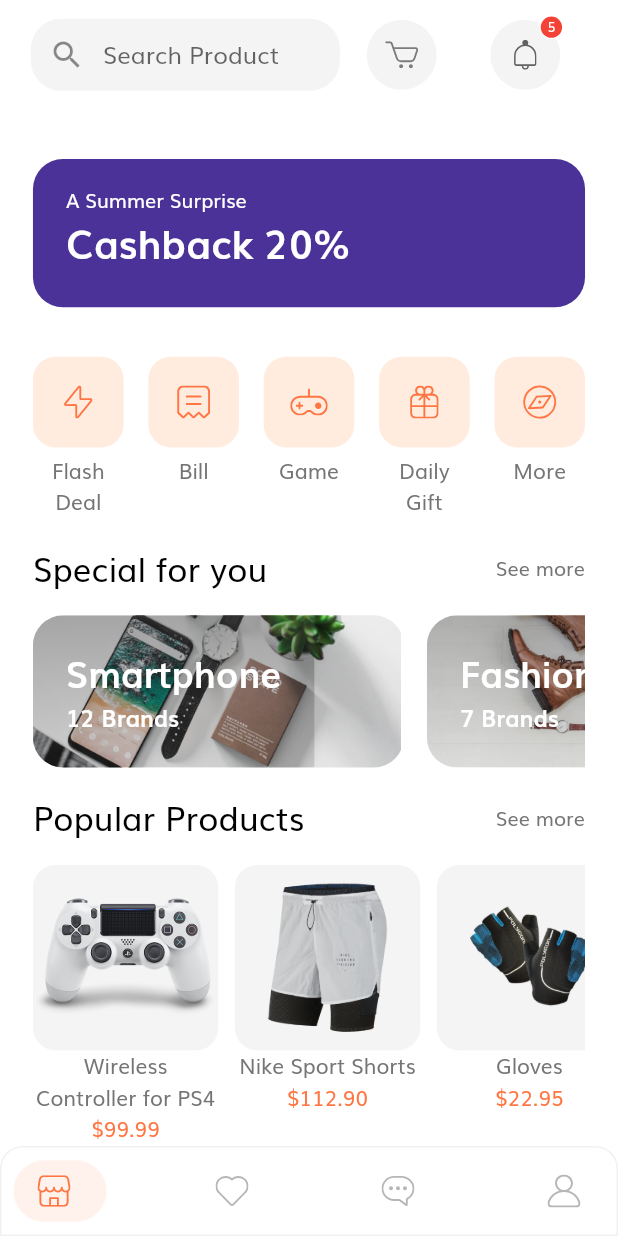
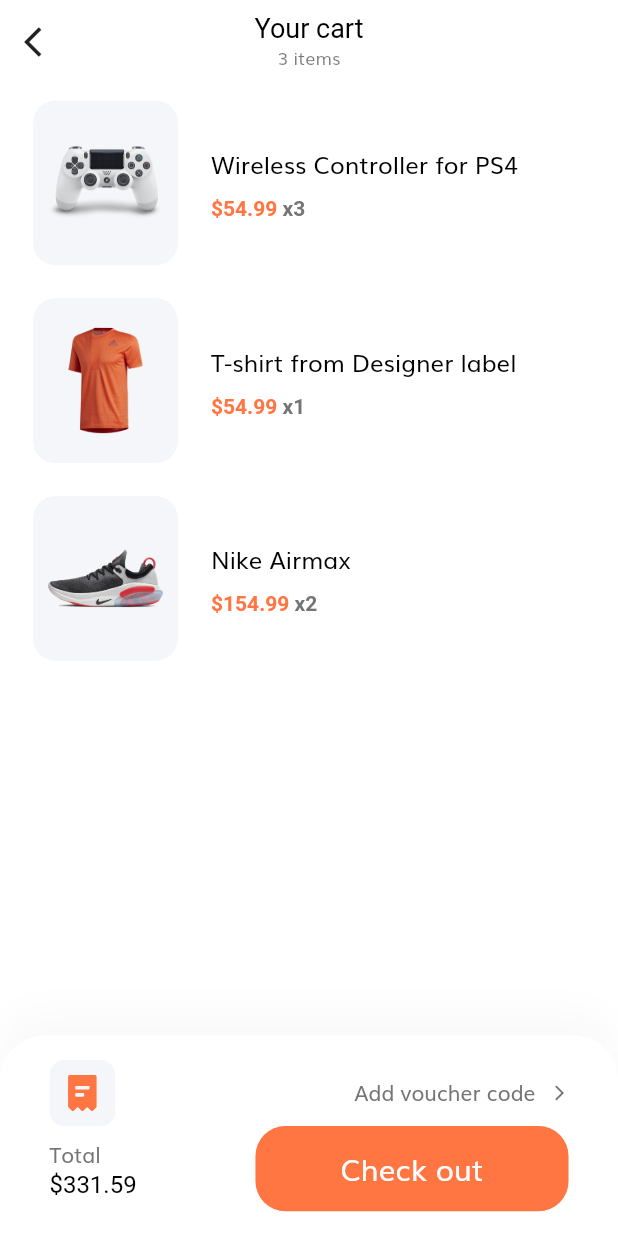
Before and after one commit to AnalogicAllergy/tokoto, a Flutter app: the HomeScreen screen opened by its route, after a tap on an icon or button, on a phone screen of 412 x 824 dp. Run offline on Flutter 3.47's test engine with Material 2 defaults, Android fonts, the phone set to English and light mode, and no system bars; drawn by our look-alikes of salomon_bottom_bar; our stand-ins replace flutter_svg.

Commit message:
Added cart screen and proceed to checkout

```diff
--- /dev/null
+++ b/lib/model/cart.dart
@@ -0,0 +1,61 @@
+import 'package:flutter/material.dart';
+
+import 'package:tokoto/model/product.dart';
+
+class Cart {
+  final Product product;
+  final int numberOfItems;
+  final int id;
+
+  Cart(
+      {@required this.product,
+      @required this.numberOfItems,
+      @required this.id});
+}
+
+List<Cart> demoCart = [
+  Cart(product: demoProducts[0], numberOfItems: 3, id: 1),
+  Cart(product: demoProducts[1], numberOfItems: 1, id: 2),
+  Cart(product: demoProducts[2], numberOfItems: 2, id: 3)
+];
+
+//demo data for out cart
+
+List<Product> demoProducts = [
+  Product(
+    "assets/images/ps4_console_white_1.png",
+    "Wireless Controller for PS4",
+    "54.99",
+    "4.6",
+    [
+      "assets/images/ps4_console_white_1.png",
+      "assets/images/ps4_console_white_2.png",
+      "assets/images/ps4_console_white_3.png",
+      "assets/images/ps4_console_white_4.png",
+    ],
+  ),
+  Product(
+    "assets/images/tshirt.png",
+    "T-shirt from Designer label",
+    "54.99",
+    "4.6",
+    [
+      "assets/images/tshirt.png",
+      "assets/images/ps4_console_white_2.png",
+      "assets/images/ps4_console_white_3.png",
+      "assets/images/ps4_console_white_4.png",
+    ],
+  ),
+  Product(
+    "assets/images/shoes2.png",
+    "Nike Airmax",
+    "154.99",
+    "4.3",
+    [
+      "assets/images/shoes2.png",
+      "assets/images/ps4_console_white_2.png",
+      "assets/images/ps4_console_white_3.png",
+      "assets/images/ps4_console_white_4.png",
+    ],
+  ),
+];
--- a/lib/routes.dart
+++ b/lib/routes.dart
@@ -3,6 +3,7 @@ import 'package:tokoto/screens/details/details_screen.dart';
 import 'package:tokoto/screens/otp/otp_screen.dart';
 import 'package:tokoto/screens/splash/splash_screen.dart';
 
+import 'screens/cart/cart_screen.dart';
 import 'screens/complete_profile/complete_profile_screen.dart';
 import 'screens/forgot_password/forgot_password_screen.dart';
 import 'screens/home/home_screen.dart';
@@ -20,4 +21,5 @@ final Map<String, WidgetBuilder> routes = {
   OTPScreen.routeName: (context) => OTPScreen(),
   HomeScreen.routeName: (context) => HomeScreen(),
   DetailsScreen.routeName: (context) => DetailsScreen(),
+  CartScreen.routeName: (context) => CartScreen(),
 };
--- /dev/null
+++ b/lib/screens/cart/cart_screen.dart
@@ -0,0 +1,108 @@
+import 'package:flutter/material.dart';
+import 'package:flutter_svg/flutter_svg.dart';
+import 'package:tokoto/components/default_button.dart';
+import 'package:tokoto/components/rounded_icon_button.dart';
+import 'package:tokoto/model/cart.dart';
+
+import '../../constants.dart';
+import '../../size_config.dart';
+import 'components/body.dart';
+
+class CartScreen extends StatelessWidget {
+  static String routeName = "/cart";
+
+  @override
+  Widget build(BuildContext context) {
+    return Scaffold(
+      appBar: buildAppBar(context),
+      body: Body(),
+      bottomNavigationBar: CheckOurCard(),
+    );
+  }
+
+  AppBar buildAppBar(BuildContext context) {
+    return AppBar(
+        title: Column(
+          children: [
+            Text(
+              "Your cart",
+              style: TextStyle(color: Colors.black),
+            ),
+            Text(
+              "${demoCart.length} items",
+              style: Theme.of(context).textTheme.caption,
+            )
+          ],
+        ),
+        leading: RoundedIconButton(
+          icon: Icons.arrow_back_ios,
+          press: () => Navigator.pop(context),
+        ));
+  }
+}
+
+class CheckOurCard extends StatelessWidget {
+  const CheckOurCard({
+    Key key,
+  }) : super(key: key);
+
+  @override
+  Widget build(BuildContext context) {
+    return Container(
+      padding: EdgeInsets.symmetric(
+          vertical: getProportionateScreenWidth(15),
+          horizontal: getProportionateScreenWidth(30)),
+      //height: getProportionateScreenHeight(174),
+      decoration: BoxDecoration(
+          borderRadius: BorderRadius.only(
+              topLeft: Radius.circular(30), topRight: Radius.circular(30)),
+          color: Colors.white,
+          boxShadow: [
+            BoxShadow(
+                offset: Offset(0, -15),
+                blurRadius: 20,
+                color: Color(0xffDADADA).withOpacity(0.15))
+          ]),
+      child: SafeArea(
+        child: Column(
+          mainAxisSize: MainAxisSize.min,
+          children: [
+            Row(
+              children: [
+                Container(
+                    padding: EdgeInsets.all(10),
+                    height: getProportionateScreenWidth(40),
+                    width: getProportionateScreenWidth(40),
+                    child: SvgPicture.asset('assets/icons/receipt.svg'),
+                    decoration: BoxDecoration(
+                        color: Color(0xfff5f6f9),
+                        borderRadius: BorderRadius.circular(10))),
+                Spacer(),
+                Text("Add voucher code", style: TextStyle(color: kTextColor)),
+                const SizedBox(
+                  width: 10,
+                ),
+                Icon(Icons.arrow_forward_ios, size: 12, color: kTextColor),
+                SizedBox(height: getProportionateScreenHeight(20)),
+              ],
+            ),
+            Row(
+              mainAxisAlignment: MainAxisAlignment.spaceBetween,
+              children: [
+                Text.rich(TextSpan(text: "Total \n", children: [
+                  TextSpan(
+                      text: "\$331.59",
+                      style: TextStyle(fontSize: 16, color: Colors.black))
+                ])),
+                SizedBox(
+                  width: getProportionateScreenWidth(190),
+                  child: DefaultButton(text: "Check out", onPressed: () {}),
+                ),
+              ],
+            )
+          ],
+        ),
+      ),
+    );
+  }
+}
--- /dev/null
+++ b/lib/screens/cart/components/body.dart
@@ -0,0 +1,53 @@
+import 'package:flutter/material.dart';
+import 'package:flutter_svg/flutter_svg.dart';
+import 'package:tokoto/model/cart.dart';
+
+import '../../../constants.dart';
+import '../../../size_config.dart';
+import 'cart_item_card.dart';
+
+class Body extends StatefulWidget {
+  @override
+  _BodyState createState() => _BodyState();
+}
+
+class _BodyState extends State<Body> {
+  @override
+  Widget build(BuildContext context) {
+    return Padding(
+      padding: EdgeInsets.symmetric(
+        horizontal: getProportionateScreenWidth(20),
+      ),
+      child: ListView.builder(
+          itemCount: demoCart.length,
+          itemBuilder: (context, index) => Padding(
+                padding: EdgeInsets.symmetric(
+                    vertical: getProportionateScreenWidth(10)),
+                child: Dismissible(
+                  onDismissed: (direction) {
+                    setState(() {
+                      demoCart.removeAt(index);
+                    });
+                  },
+                  direction: DismissDirection.endToStart,
+                  key: Key(demoCart[index].id.toString()),
+                  background: Container(
+                      padding: EdgeInsets.symmetric(
+                          horizontal: getProportionateScreenWidth(20)),
+                      child: Row(
+                        children: [
+                          Spacer(),
+                          SvgPicture.asset('assets/icons/Trash.svg'),
+                        ],
+                      ),
+                      decoration: BoxDecoration(
+                          color: Color(0xffffe6e6),
+                          borderRadius: BorderRadius.circular(15))),
+                  child: CartItemCard(
+                    cart: demoCart[index],
+                  ),
+                ),
+              )),
+    );
+  }
+}
--- /dev/null
+++ b/lib/screens/cart/components/cart_item_card.dart
@@ -0,0 +1,56 @@
+import 'package:flutter/material.dart';
+import 'package:tokoto/model/cart.dart';
+
+import '../../../constants.dart';
+import '../../../size_config.dart';
+
+class CartItemCard extends StatelessWidget {
+  const CartItemCard({
+    Key key,
+    @required this.cart,
+  }) : super(key: key);
+  final Cart cart;
+  @override
+  Widget build(BuildContext context) {
+    return Row(
+      children: [
+        SizedBox(
+            width: getProportionateScreenWidth(88),
+            child: AspectRatio(
+                aspectRatio: 0.88,
+                child: Container(
+                    padding: EdgeInsets.all(10),
+                    child: Image.asset(cart.product.images[0]),
+                    decoration: BoxDecoration(
+                      borderRadius: BorderRadius.circular(15),
+                      color: Color(0xfff5f6f9),
+                    )))),
+        SizedBox(width: getProportionateScreenWidth(20)),
+        Column(
+          crossAxisAlignment: CrossAxisAlignment.start,
+          children: [
+            Text(
+              cart.product.description,
+              style: TextStyle(fontSize: 16, color: Colors.black),
+              maxLines: 2,
+            ),
+            const SizedBox(
+              height: 10,
+            ),
+            Text.rich(
+              TextSpan(
+                  text: "\$${cart.product.price}",
+                  style: TextStyle(
+                      fontWeight: FontWeight.w600, color: kPrimaryColor),
+                  children: [
+                    TextSpan(
+                        text: " x${cart.numberOfItems}",
+                        style: TextStyle(color: kTextColor))
+                  ]),
+            )
+          ],
+        )
+      ],
+    );
+  }
+}
--- a/lib/screens/details/components/body.dart
+++ b/lib/screens/details/components/body.dart
@@ -3,6 +3,7 @@ import 'package:flutter_svg/flutter_svg.dart';
 import 'package:tokoto/components/default_button.dart';
 import 'package:tokoto/components/rounded_icon_button.dart';
 import 'package:tokoto/model/product.dart';
+import 'package:tokoto/screens/cart/cart_screen.dart';
 import 'package:tokoto/screens/details/components/product_description.dart';
 
 import '../../../constants.dart';
@@ -48,7 +49,11 @@ class Body extends StatelessWidget {
                   right: SizeConfig.screenWidth * 0.15,
                   top: getProportionateScreenWidth(15),
                   bottom: getProportionateScreenWidth(40)),
-              child: DefaultButton(text: "Add to Cart", onPressed: () {}),
+              child: DefaultButton(
+                  text: "Add to Cart",
+                  onPressed: () {
+                    Navigator.pushNamed(context, CartScreen.routeName);
+                  }),
             ),
           )
         ],
--- a/lib/screens/home/components/home_header.dart
+++ b/lib/screens/home/components/home_header.dart
@@ -1,4 +1,5 @@
 import 'package:flutter/material.dart';
+import 'package:tokoto/screens/cart/cart_screen.dart';
 
 import '../../../size_config.dart';
 import 'icon_counter_button.dart';
@@ -19,7 +20,10 @@ class HomeHeader extends StatelessWidget {
         children: [
           SearchField(),
           IconCounterButton(
-              imagePath: 'assets/icons/Cart Icon.svg', press: () {}),
+              imagePath: 'assets/icons/Cart Icon.svg',
+              press: () {
+                Navigator.pushNamed(context, CartScreen.routeName);
+              }),
           IconCounterButton(
               imagePath: 'assets/icons/Bell.svg',
               itemCount: 5,
```
